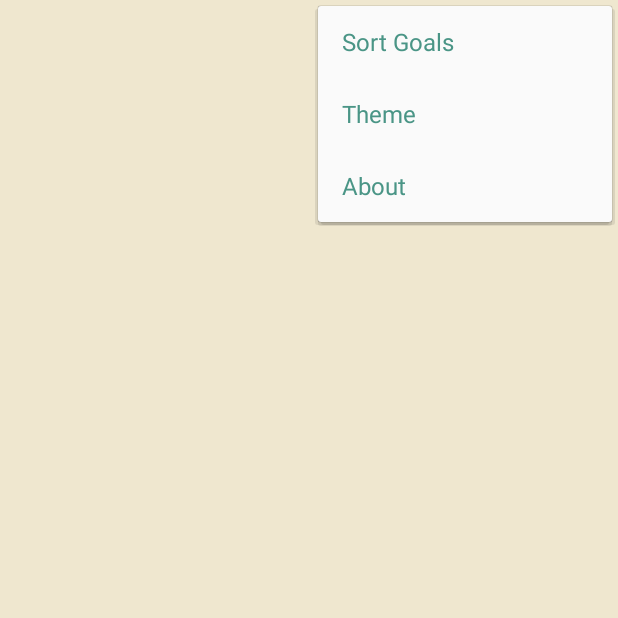
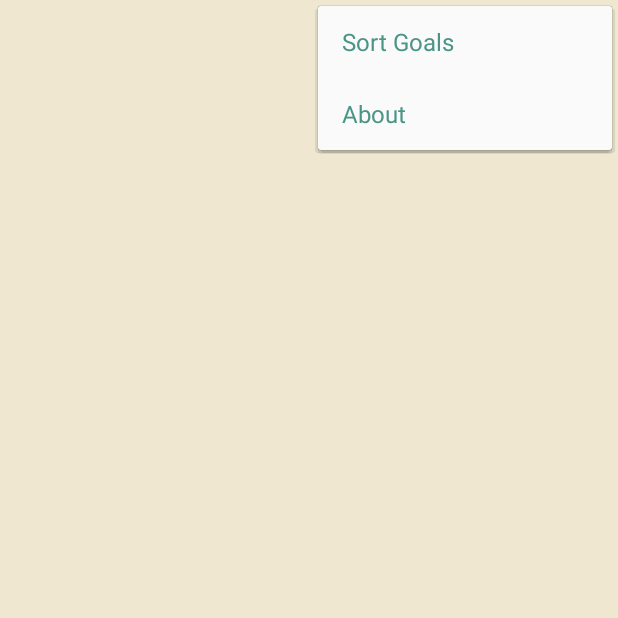
Before and after one commit to matthewstulz/AimForAmbition, an Android app: the screen it shows after launch (MainActivity), with the options menu open, on a phone screen of 412 x 824 dp, the top half of it. Run offline under Robolectric (Android 15) with nearby library versions, the phone set to English and light mode, and no system bars.

Commit message:
Sort by in settings works

```diff
--- a/app/src/main/java/com/github/stulzm2/aimforambition/goals/GoalActivity.kt
+++ b/app/src/main/java/com/github/stulzm2/aimforambition/goals/GoalActivity.kt
@@ -68,7 +68,7 @@ class GoalActivity : AppCompatActivity() {
         button_delete_goal.visibility = View.GONE
         supportActionBar?.title = "New Goal"
         textview_date!!.text = ""
-        textview_priority.text = resources.getString(R.string.low)
+        textview_priority.text = ""
         isChecked()
         if (intent != null && intent.getStringExtra("Mode") == "E") {
             isEditMode = true
@@ -78,8 +78,8 @@ class GoalActivity : AppCompatActivity() {
             val goal: Goal = dbHandler!!.getGoal(intent.getIntExtra("Id",0))
             textinput_goal.setText(goal.title)
             textinput_description.setText(goal.description)
-            //textview_date.text = goal.date
-            //textview_priority.text = goal.priority
+            textview_date.text = goal.date
+            textview_priority.text = goal.priority
             simpleswitch_deadline.isChecked = goal.date != ""
             simpleswitch_priority.isChecked = goal.priority != ""
             button_add_goal.text = getString(R.string.save_goal)
--- a/app/src/main/res/menu/menu_main.xml
+++ b/app/src/main/res/menu/menu_main.xml
@@ -10,13 +10,8 @@
         android:icon="@drawable/ic_delete_forever_white_36px" />
     <item
         android:id="@+id/sort_settings"
-        android:orderInCategory="50"
+        android:orderInCategory="60"
         android:title="@string/sort_settings"
-        app:showAsAction="never" />
-    <item
-        android:id="@+id/theme_settings"
-        android:orderInCategory="60"
-        android:title="@string/theme_settings"
         app:showAsAction="never" />
     <item
         android:id="@+id/about_settings"
--- a/app/src/main/res/values/arrays.xml
+++ b/app/src/main/res/values/arrays.xml
@@ -11,9 +11,4 @@
         <item>Goal Deadline</item>
         <item>Priority</item>
     </string-array>
-
-    <string-array name="dialog_single_choice_theme_array">
-        <item>ON</item>
-        <item>OFF</item>
-    </string-array>
 </resources>
--- a/app/src/main/res/values/strings.xml
+++ b/app/src/main/res/values/strings.xml
@@ -3,7 +3,6 @@
     <string name="action_settings">Settings</string>
     <string name="about_settings">About</string>
     <string name="sort_settings">Sort Goals</string>
-    <string name="theme_settings">Theme</string>
     <string name="action_delete">Delete All</string>
     <string name="on">on</string>
     <string name="off">off</string>
```
Also changed, not shown: app/src/main/java/com/github/stulzm2/aimforambition/MainActivity.kt (+20 -30 lines).
